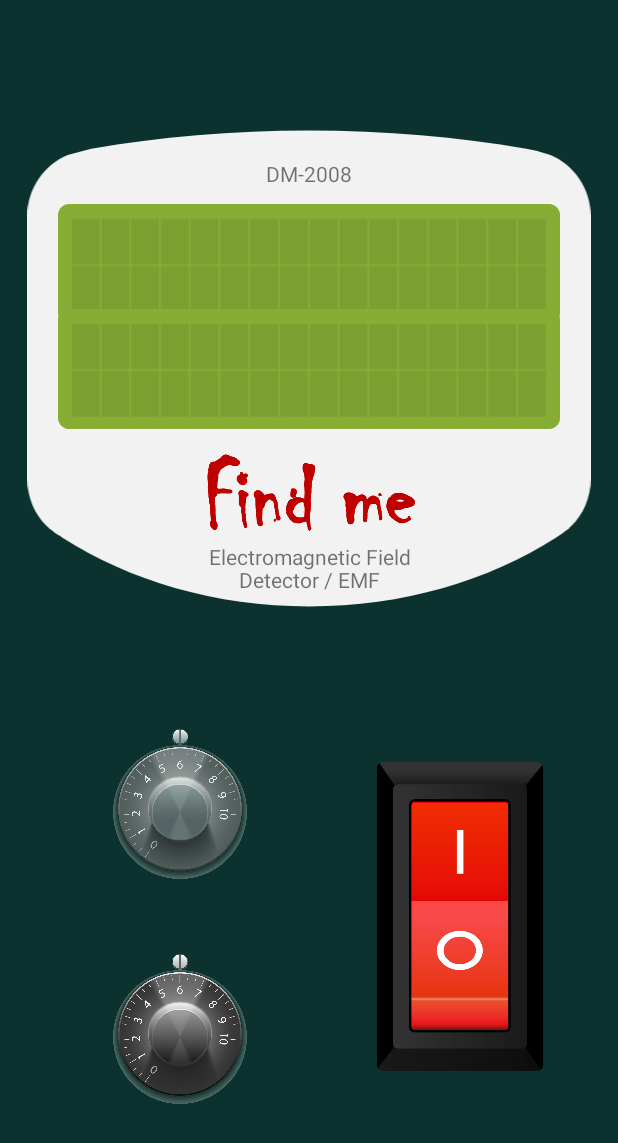
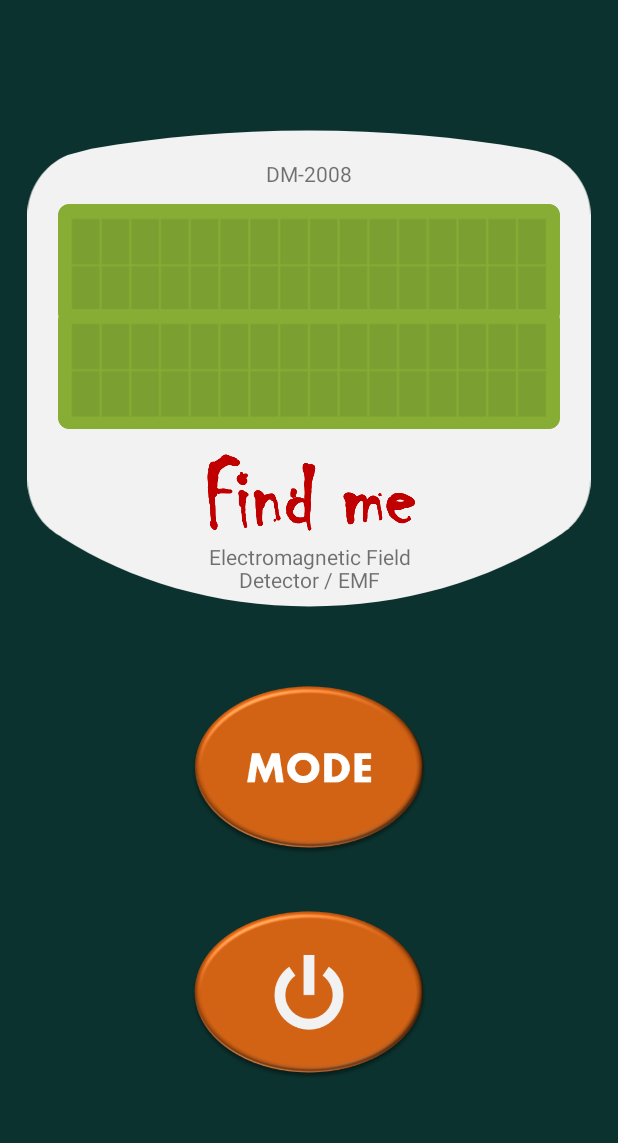
Before and after one commit to JiaWeiPls/DM2008-Ghost-Hunting-Toolkit, an Android app: the layout emf_detector.xml on its own in the app's theme, with its tools: preview values and no code run, on a phone screen of 412 x 824 dp. Shown: the top 1143 px of the screen. Run offline under Robolectric (Android 15) with nearby library versions, the phone set to English and light mode, and no system bars.

Commit message:
EMF Skin

```diff
--- a/chatbot-watson-android-master/app/src/main/res/layout/emf_detector.xml
+++ b/chatbot-watson-android-master/app/src/main/res/layout/emf_detector.xml
@@ -62,32 +62,18 @@
         android:gravity="center"
         android:text="Detector / EMF" />
 
+    <ImageView
+        android:id="@+id/emfmode"
+        android:layout_width="wrap_content"
+        android:layout_height="115dp"
+        android:layout_marginTop="400dp"
+        app:srcCompat="@drawable/emfmode" />
 
     <ImageView
-        android:id="@+id/onoff"
-        android:layout_width="253dp"
-        android:layout_height="210dp"
-        android:layout_marginLeft="180dp"
-        android:layout_marginTop="450dp"
-        app:srcCompat="@drawable/switch_8" /><!--<a href='https://www.freepik.com/vectors/design'>Design vector created by aranjuezmedina - www.freepik.com</a>-->
-
-
-    <ImageView
-        android:id="@+id/knob1"
-        android:layout_width="100dp"
-        android:layout_height="100dp"
-        android:layout_marginLeft="70dp"
-        android:layout_marginTop="430dp"
-        app:srcCompat="@drawable/spiritboxknob1_8" /><!--<a href='https://www.freepik.com/vectors/music'>Music vector created by GarryKillian - www.freepik.com</a>-->
-    <ImageView
-        android:id="@+id/knob2"
-        android:layout_width="100dp"
-        android:layout_height="100dp"
-        android:layout_marginLeft="70dp"
-        android:layout_marginTop="580dp"
-        app:srcCompat="@drawable/spiritboxknob2_8" />
-
-    <!--<a href='https://www.freepik.com/vectors/music'>Music vector created by GarryKillian - www.freepik.com</a>-->
-
+        android:id="@+id/emfswitch"
+        android:layout_width="wrap_content"
+        android:layout_height="115dp"
+        android:layout_marginTop="550dp"
+        app:srcCompat="@drawable/emfswitch" />
 
 </android.support.design.widget.CoordinatorLayout>
```
Also changed, not shown: chatbot-watson-android-master/app/src/main/res/drawable/emfmode.png (added), chatbot-watson-android-master/app/src/main/res/drawable/emfswitch.png (added).
